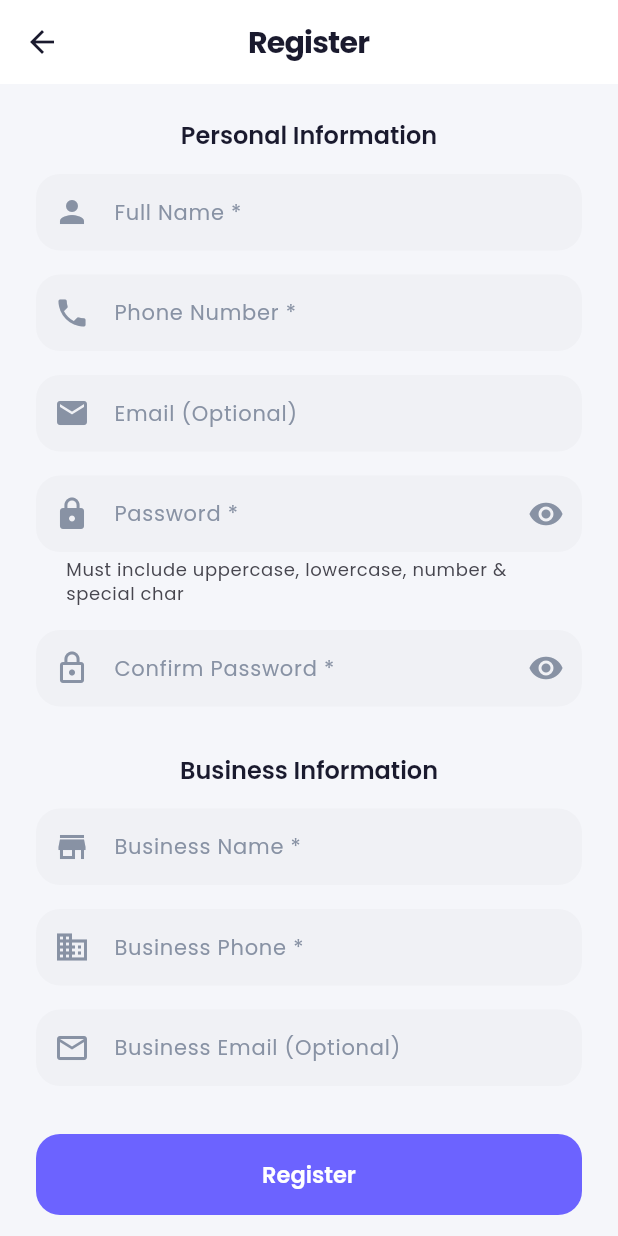
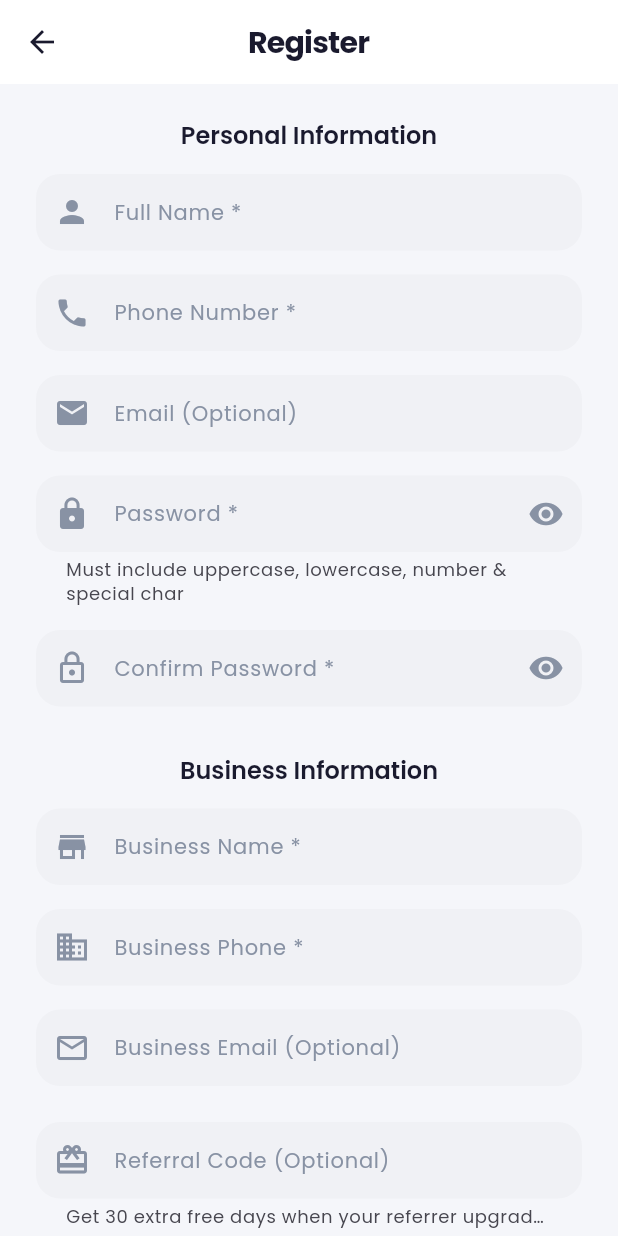
Before and after one commit to SathikAi/Storelink_backend, a Flutter app: the RegisterScreen screen opened directly, on a phone screen of 412 x 824 dp. Run offline on Flutter 3.47's test engine with Material 3 defaults, Android fonts, the phone set to English and light mode, and no system bars; our stand-ins replace cached_network_image, dio, fl_chart, flutter_secure_storage, go_router, google_fonts and 7 more; missing offline and left inert: dart:js_interop, flutter_driver; accounts and stored records are empty.

Commit message:
Add referral code field to registration
- Backend: accept referral_code in RegisterRequest, create Referral row and increment total_referrals on signup
- Flutter: add referral code input on register screen, wire through repository/provider/datasource

Co-Authored-By: Claude Sonnet 4.6 <noreply@anthropic.com>

```diff
--- a/frontend/lib/data/repositories/auth_repository.dart
+++ b/frontend/lib/data/repositories/auth_repository.dart
@@ -18,6 +18,7 @@ class AuthRepository {
     required String businessName,
     required String businessPhone,
     String? businessEmail,
+    String? referralCode,
   }) async {
     try {
       final data = await _apiDatasource.register(
@@ -28,6 +29,7 @@ class AuthRepository {
         businessName: businessName,
         businessPhone: businessPhone,
         businessEmail: businessEmail,
+        referralCode: referralCode,
       );
 
       final user = UserModel.fromJson(data['user']);
--- a/frontend/lib/presentation/providers/auth_provider.dart
+++ b/frontend/lib/presentation/providers/auth_provider.dart
@@ -98,6 +98,7 @@ class AuthProvider extends ChangeNotifier {
     required String businessName,
     required String businessPhone,
     String? businessEmail,
+    String? referralCode,
   }) async {
     try {
       _status = AuthStatus.loading;
@@ -112,6 +113,7 @@ class AuthProvider extends ChangeNotifier {
         businessName: businessName,
         businessPhone: businessPhone,
         businessEmail: businessEmail,
+        referralCode: referralCode,
       );
 
       final token = result.tokens?.accessToken;
--- a/frontend/lib/presentation/screens/auth/register_screen.dart
+++ b/frontend/lib/presentation/screens/auth/register_screen.dart
@@ -20,6 +20,7 @@ class _RegisterScreenState extends State<RegisterScreen> {
   final _businessNameController = TextEditingController();
   final _businessPhoneController = TextEditingController();
   final _businessEmailController = TextEditingController();
+  final _referralCodeController = TextEditingController();
   bool _obscurePassword = true;
   bool _obscureConfirmPassword = true;
   bool _isLoading = false;
@@ -34,6 +35,7 @@ class _RegisterScreenState extends State<RegisterScreen> {
     _businessNameController.dispose();
     _businessPhoneController.dispose();
     _businessEmailController.dispose();
+    _referralCodeController.dispose();
     super.dispose();
   }
 
@@ -65,6 +67,9 @@ class _RegisterScreenState extends State<RegisterScreen> {
       businessEmail: _businessEmailController.text.trim().isEmpty
           ? null
           : _businessEmailController.text.trim(),
+      referralCode: _referralCodeController.text.trim().isEmpty
+          ? null
+          : _referralCodeController.text.trim(),
     );
 
     setState(() => _isLoading = false);
@@ -256,6 +261,18 @@ class _RegisterScreenState extends State<RegisterScreen> {
                     border: OutlineInputBorder(),
                   ),
                 ),
+                const SizedBox(height: 24),
+                TextFormField(
+                  controller: _referralCodeController,
+                  textCapitalization: TextCapitalization.characters,
+                  decoration: const InputDecoration(
+                    labelText: 'Referral Code (Optional)',
+                    hintText: 'e.g. AB3X7K9Q',
+                    prefixIcon: Icon(Icons.card_giftcard),
+                    border: OutlineInputBorder(),
+                    helperText: 'Get 30 extra free days when your referrer upgrades',
+                  ),
+                ),
                 const SizedBox(height: 32),
                 FilledButton(
                   onPressed: _isLoading ? null : _register,
```
Also changed, not shown: frontend/lib/data/datasources/auth_api_datasource.dart (+13 -9 lines), 2 other files.
